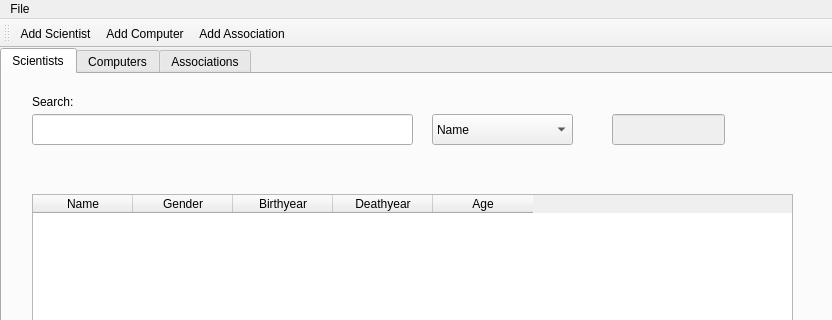
Before: the Qt Designer form mainwindow.ui in marthagb/VLN1-Skil-3, drawn with Qt 5; both pictures show x 0 to 832 and y 0 to 320 of the 832 by 629 pixel window.
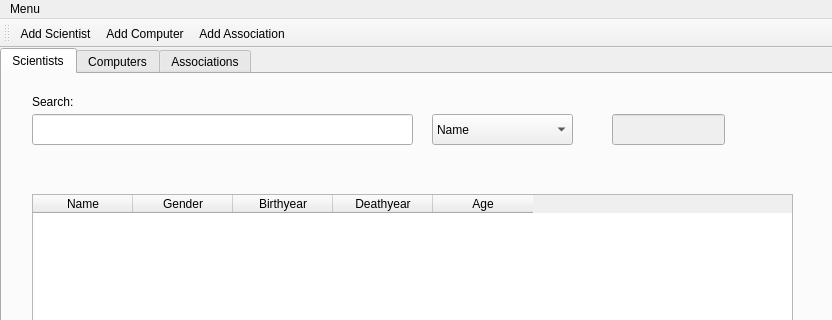
After: the same form once the commit is applied. Icons and pictures are not drawn.

The edit to the form file:
```diff
--- a/mainwindow.ui
+++ b/mainwindow.ui
@@ -650,7 +650,7 @@
    </property>
    <widget class="QMenu" name="menuFile">
     <property name="title">
-     <string>File</string>
+     <string>Menu</string>
     </property>
     <addaction name="actionAdd_Scientist"/>
     <addaction name="actionAdd_Computer"/>
```
Left out of the diff: 4 changed lines with no effect on the pictures.
